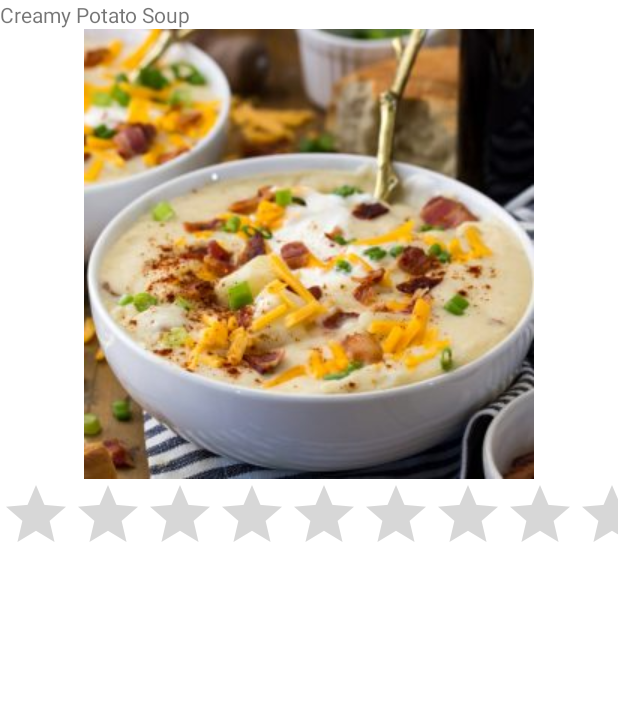
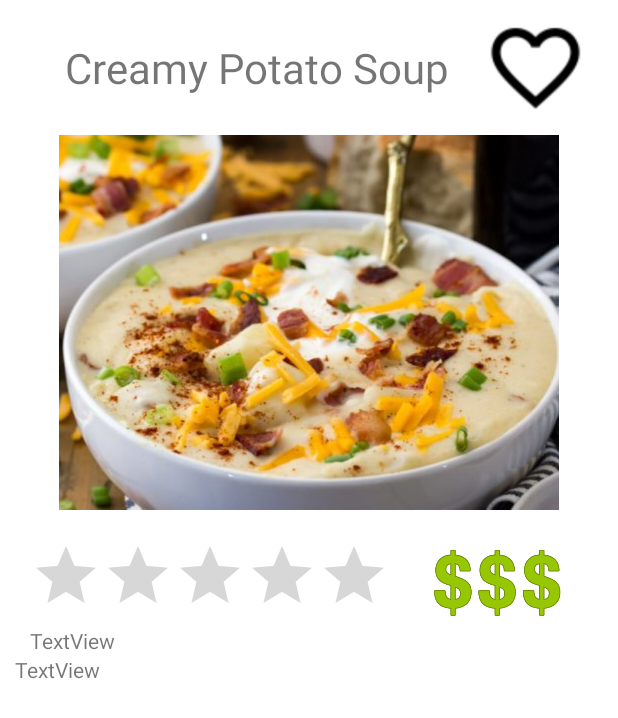
Before and after one commit to hwangdav000/Munchies, an Android app: the layout activity_recipe_page.xml on its own in the app's theme, with its tools: preview values and no code run, on a phone screen of 412 x 824 dp. Shown: the top 718 px of the screen. Run offline under Robolectric (Android 15) with nearby library versions, the light colour scheme and no system bars.

Commit message:
added rating

```diff
--- a/app/src/main/AndroidManifest.xml
+++ b/app/src/main/AndroidManifest.xml
@@ -10,7 +10,7 @@
         android:supportsRtl="true"
         android:theme="@style/Theme.Csci5115_Munchies" >
         <activity
-            android:name=".RecipePage"
+            android:name=".MainActivity"
             android:exported="false"
             android:label="@string/title_activity_recipe_page"
             android:theme="@style/Theme.Csci5115_Munchies.NoActionBar" />
@@ -21,7 +21,7 @@
             android:name=".PersonalityQuizActivity"
             android:exported="false" />
         <activity
-            android:name=".MainActivity"
+            android:name=".RecipePage"
             android:exported="true" >
             <intent-filter>
                 <action android:name="android.intent.action.MAIN" />
--- a/app/src/main/java/com/example/csci5115_munchies/RecipePage.java
+++ b/app/src/main/java/com/example/csci5115_munchies/RecipePage.java
@@ -10,6 +10,7 @@ import androidx.appcompat.app.AppCompatActivity;
 import androidx.appcompat.widget.Toolbar;
 
 import android.view.View;
+import android.widget.RatingBar;
 
 import com.example.csci5115_munchies.databinding.ActivityRecipePageBinding;
 
@@ -21,5 +22,7 @@ public class RecipePage extends AppCompatActivity {
     protected void onCreate(Bundle savedInstanceState) {
         super.onCreate(savedInstanceState);
         setContentView(R.layout.activity_recipe_page);
+        final RatingBar ratingBar = findViewById(R.id.ratingBar);
+        ratingBar.setRating((float) 3.56);
     }
 }
--- a/app/src/main/res/layout/activity_recipe_page.xml
+++ b/app/src/main/res/layout/activity_recipe_page.xml
@@ -56,24 +56,83 @@
             android:layout_height="wrap_content"
             android:orientation="vertical">
 
-            <TextView
-                android:id="@+id/recipeName"
+            <LinearLayout
                 android:layout_width="match_parent"
-                android:layout_height="wrap_content"
-                android:text="Creamy Potato Soup" />
+                android:layout_height="match_parent"
+                android:orientation="horizontal"
+                android:layout_marginTop="10dp">
+
+                <TextView
+                    android:id="@+id/recipeName"
+                    android:layout_width="wrap_content"
+                    android:layout_height="match_parent"
+                    android:layout_weight="1"
+                    android:gravity="center"
+                    android:layout_marginLeft="20dp"
+                    android:text="Creamy Potato Soup"
+                    android:textSize="28sp" />
+
+                <ToggleButton
+                    android:id="@+id/favoriteButton"
+                    android:layout_width="70dp"
+                    android:layout_height="70dp"
+                    android:background="@drawable/favorite_border"
+                    android:checked="false"
+                    android:layout_marginRight="20dp"
+                    android:text=""
+                    android:textOff=""
+                    android:textOn="" />
+            </LinearLayout>
+
 
             <ImageView
                 android:id="@+id/recipeImg"
                 android:layout_width="match_parent"
-                android:layout_height="wrap_content"
-                app:srcCompat="@drawable/potatoimg" />
+                android:layout_height="250dp"
+                app:srcCompat="@drawable/potatoimg"
+                android:layout_margin="10dp"/>
 
-            <RatingBar
-                android:id="@+id/ratingBar"
+            <LinearLayout
                 android:layout_width="match_parent"
                 android:layout_height="wrap_content"
-                android:saveEnabled="true"
-                android:numStars="5"/>
+                android:orientation="horizontal"
+                android:layout_marginTop="10dp" >
+
+                <RatingBar
+                    android:id="@+id/ratingBar"
+                    android:layout_width="wrap_content"
+                    android:layout_height="wrap_content"
+                    android:saveEnabled="true"
+                    android:layout_gravity="left"
+                    android:layout_marginLeft="20dp"
+                    android:layout_marginRight="10dp"
+                    android:numStars="5"/>
+
+                <ImageView
+                    android:layout_width="wrap_content"
+                    android:layout_height="match_parent"
+                    app:srcCompat="@drawable/dollarsigns"
+                    android:layout_marginRight="20dp"/>
+
+            </LinearLayout>
+
+            <TextView
+                android:id="@+id/friendText"
+                android:layout_width="match_parent"
+                android:layout_height="wrap_content"
+                android:layout_marginLeft="20dp"
+                android:layout_marginRight="20dp"
+                android:text="TextView" />
+
+            <TextView
+                android:id="@+id/recipeContents"
+                android:layout_width="match_parent"
+                android:layout_height="match_parent"
+                android:layout_marginLeft="10dp"
+                android:layout_marginRight="10dp"
+                android:text="TextView" />
+
+
         </LinearLayout>
     </ScrollView>
 
```
Also changed, not shown: app/src/main/res/drawable-v24/favorite_border.png (added), app/src/main/res/drawable-v24/favorite_fill.png (added), app/src/main/res/drawable/dollarsigns.jpg (added), app/src/main/res/drawable/potatoimg.jpg.
